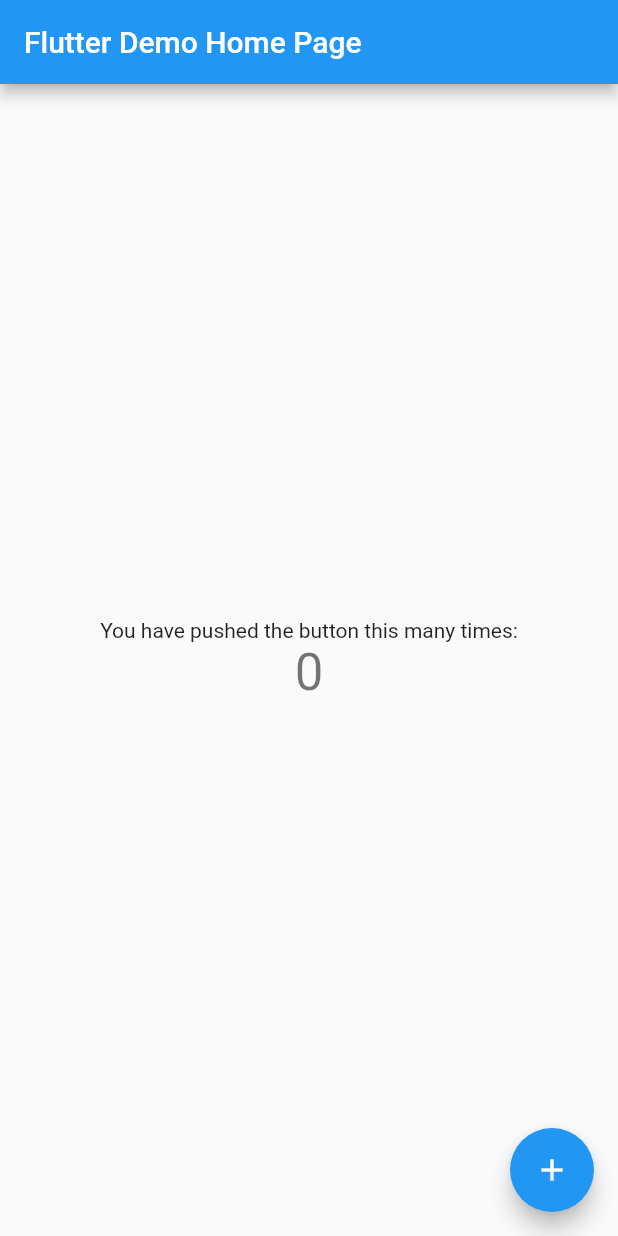
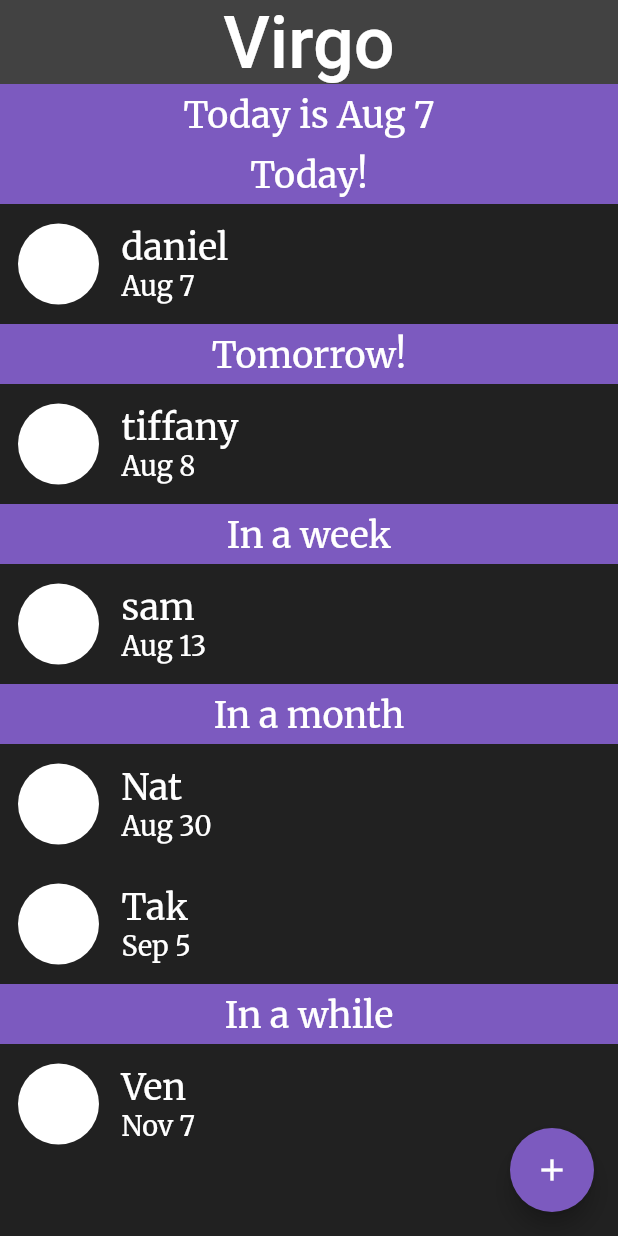
Before and after one commit to T-Takeshige/virgo, a Flutter app: the screen it shows after launch, on a phone screen of 412 x 824 dp. Run offline on Flutter 3.47's test engine with Material 2 defaults, Android fonts, the phone set to English and light mode, and no system bars; our stand-ins replace flutter_sticky_header, google_fonts.

Commit message:
first functioning commit

```diff
--- a/lib/main.dart
+++ b/lib/main.dart
@@ -1,4 +1,10 @@
 import 'package:flutter/material.dart';
+import 'package:flutter_sticky_header/flutter_sticky_header.dart';
+import 'package:google_fonts/google_fonts.dart';
+import 'package:virgo/my_date.dart';
+import 'package:virgo/person_model.dart';
+import 'package:provider/provider.dart';
+import 'dart:math' as math;
 
 void main() {
   runApp(MyApp());
@@ -8,110 +14,284 @@ class MyApp extends StatelessWidget {
   // This widget is the root of your application.
   @override
   Widget build(BuildContext context) {
-    return MaterialApp(
-      title: 'Flutter Demo',
-      theme: ThemeData(
-        // This is the theme of your application.
-        //
-        // Try running your application with "flutter run". You'll see the
-        // application has a blue toolbar. Then, without quitting the app, try
-        // changing the primarySwatch below to Colors.green and then invoke
-        // "hot reload" (press "r" in the console where you ran "flutter run",
-        // or simply save your changes to "hot reload" in a Flutter IDE).
-        // Notice that the counter didn't reset back to zero; the application
-        // is not restarted.
-        primarySwatch: Colors.blue,
-        // This makes the visual density adapt to the platform that you run
-        // the app on. For desktop platforms, the controls will be smaller and
-        // closer together (more dense) than on mobile platforms.
-        visualDensity: VisualDensity.adaptivePlatformDensity,
+    return ChangeNotifierProvider(
+      create: (_) => Persons()
+        ..add(Person('Tak', MyDate(month: 9, day: 5)))
+        ..add(Person('Ven', MyDate(month: 11, day: 7)))
+        ..add(Person('Nat', MyDate(month: 8, day: 30)))
+        ..add(Person('daniel',
+            MyDate(month: DateTime.now().month, day: DateTime.now().day)))
+        ..add(Person('sam',
+            MyDate(month: DateTime.now().month, day: DateTime.now().day + 6)))
+        ..add(Person('tiffany',
+            MyDate(month: DateTime.now().month, day: DateTime.now().day + 1))),
+      child: MaterialApp(
+        title: 'Flutter Demo',
+        theme: ThemeData(
+          backgroundColor: Colors.grey[900],
+          scaffoldBackgroundColor: Colors.grey[900],
+          appBarTheme: AppBarTheme(
+            brightness: Brightness.dark,
+            color: Colors.grey[800],
+          ),
+          primaryColorBrightness: Brightness.dark,
+          primaryColor: Colors.grey[900],
+          accentColorBrightness: Brightness.dark,
+          accentColor: Color(0xff7c5abf),
+          textTheme: GoogleFonts.merriweatherTextTheme(),
+          visualDensity: VisualDensity.adaptivePlatformDensity,
+        ),
+        home: Home(),
       ),
-      home: MyHomePage(title: 'Flutter Demo Home Page'),
     );
   }
 }
 
-class MyHomePage extends StatefulWidget {
-  MyHomePage({Key key, this.title}) : super(key: key);
-
-  // This widget is the home page of your application. It is stateful, meaning
-  // that it has a State object (defined below) that contains fields that affect
-  // how it looks.
-
-  // This class is the configuration for the state. It holds the values (in this
-  // case the title) provided by the parent (in this case the App widget) and
-  // used by the build method of the State. Fields in a Widget subclass are
-  // always marked "final".
-
-  final String title;
-
+class Home extends StatefulWidget {
   @override
-  _MyHomePageState createState() => _MyHomePageState();
+  _HomeState createState() => _HomeState();
 }
 
-class _MyHomePageState extends State<MyHomePage> {
-  int _counter = 0;
+class _HomeState extends State<Home> {
+  @override
+  Widget build(BuildContext context) {
+    return Scaffold(
+      appBar: AppBar(
+        elevation: 0.0,
+        title: Center(
+          child: Text(
+            'Virgo',
+            style: TextStyle(fontSize: 48.0),
+          ),
+        ),
+      ),
+      body: Consumer<Persons>(
+        builder: (context, persons, child) => persons.persons.isEmpty
+            ? Center(
+                child: Text(
+                  'You have no friends :(',
+                  style: TextStyle(color: Colors.white),
+                ),
+              )
+            : _buildBirthdayList(persons),
+      ),
+      floatingActionButton: FloatingActionButton(
+        child: Icon(Icons.add),
+        onPressed: () {
+          Provider.of<Persons>(context, listen: false)
+              .add(Person('Susan', MyDate(month: 9, day: 15)));
+        },
+      ),
+    );
+  }
 
-  void _incrementCounter() {
-    setState(() {
-      // This call to setState tells the Flutter framework that something has
-      // changed in this State, which causes it to rerun the build method below
-      // so that the display can reflect the updated values. If we changed
-      // _counter without calling setState(), then the build method would not be
-      // called again, and so nothing would appear to happen.
-      _counter++;
-    });
+  SliverPersistentHeader makeHeader(String headerText) {
+    return SliverPersistentHeader(
+      pinned: true,
+      delegate: _SliverAppBarDelegate(
+        minHeight: 40.0,
+        maxHeight: 40.0,
+        child: Container(
+          color: Theme.of(context).accentColor,
+          child: Center(
+              child: Text(
+            headerText,
+            style: TextStyle(color: Colors.white, fontSize: 24),
+          )),
+        ),
+      ),
+    );
+  }
+
+  Widget _buildBirthdayList(Persons persons) {
+    DateTime now = DateTime.now();
+
+    persons.sortFrom(now);
+    List<Widget> widgets = [makeHeader('Today is ${dateTimeToString(now)}')];
+
+    int closeness = 0;
+    int index = 0;
+    List<int> headerPos = [0, 0, 0, 0];
+
+    // if there are birthdays today, create a new SliverStickyHeader for people
+    // with birthdays today
+    if (persons.persons[index].birthday.month == now.month &&
+        persons.persons[index].birthday.day == now.day) {
+      while (persons.persons[index].birthday.month == now.month &&
+          persons.persons[index].birthday.day == now.day) {
+        if (++index == persons.persons.length) break;
+      }
+      headerPos[0] = index;
+      widgets.add(SliverStickyHeader(
+        header: _buildImportanceHeader('Today!'),
+        sliver: SliverList(
+          delegate: SliverChildBuilderDelegate(
+            (context, i) => _buildBirthdayListTile(persons.persons[i]),
+            childCount: headerPos[0],
+          ),
+        ),
+      ));
+    }
+
+    // if there are birthdays tomorrow, create a new SliverStickyHead for people
+    // with birthdays tomorrow
+    DateTime dateTime = persons.persons[index].birthday.toDateTime();
+    if (dateTime.difference(now).inDays <= 1) {
+      while (dateTime.difference(now).inDays <= 1) {
+        if (++index == persons.persons.length) break;
+        dateTime = persons.persons[index].birthday.toDateTime();
+      }
+      headerPos[1] = index;
+      widgets.add(SliverStickyHeader(
+        header: _buildImportanceHeader('Tomorrow!'),
+        sliver: SliverList(
+          delegate: SliverChildBuilderDelegate(
+            (context, i) =>
+                _buildBirthdayListTile(persons.persons[headerPos[0] + i]),
+            childCount: headerPos[1] - headerPos[0],
+          ),
+        ),
+      ));
+    } else {
+      headerPos[1] = headerPos[0];
+    }
+
+    // if there are birthdays within a week, create a new SliverStickyHead for
+    // people with birthdays within a week
+    dateTime = persons.persons[index].birthday.toDateTime();
+    if (dateTime.difference(now).inDays <= 7) {
+      while (dateTime.difference(now).inDays <= 7) {
+        if (++index == persons.persons.length) break;
+        dateTime = persons.persons[index].birthday.toDateTime();
+      }
+      headerPos[2] = index;
+      widgets.add(SliverStickyHeader(
+        header: _buildImportanceHeader('In a week'),
+        sliver: SliverList(
+          delegate: SliverChildBuilderDelegate(
+            (context, i) =>
+                _buildBirthdayListTile(persons.persons[headerPos[1] + i]),
+            childCount: headerPos[2] - headerPos[1],
+          ),
+        ),
+      ));
+    } else {
+      headerPos[2] = headerPos[1];
+    }
+
+    // if there are birthdays next month, create a new SliverStickyHead for
+    // people with birthdays wnext month
+    dateTime = persons.persons[index].birthday.toDateTime();
+    if (dateTime.month == now.month + 1 || dateTime.month == now.month) {
+      while (dateTime.month == now.month + 1 || dateTime.month == now.month) {
+        if (++index == persons.persons.length) break;
+        dateTime = persons.persons[index].birthday.toDateTime();
+      }
+      headerPos[3] = index;
+      widgets.add(SliverStickyHeader(
+        header: _buildImportanceHeader('In a month'),
+        sliver: SliverList(
+          delegate: SliverChildBuilderDelegate(
+            (context, i) =>
+                _buildBirthdayListTile(persons.persons[headerPos[2] + i]),
+            childCount: headerPos[3] - headerPos[2],
+          ),
+        ),
+      ));
+    } else {
+      headerPos[3] = headerPos[2];
+    }
+
+    // if there are any other people remaining, create a new SliverStickyHead
+    // for them
+    if (headerPos[3] < persons.persons.length) {
+      widgets.add(SliverStickyHeader(
+        header: _buildImportanceHeader('In a while'),
+        sliver: SliverList(
+          delegate: SliverChildBuilderDelegate(
+            (context, i) =>
+                _buildBirthdayListTile(persons.persons[headerPos[3] + i]),
+            childCount: persons.persons.length - headerPos[3],
+          ),
+        ),
+      ));
+    }
+
+    return CustomScrollView(
+      slivers: widgets,
+    );
+  } // _buildBirthdayList
+
+  Widget _buildBirthdayListTile(Person person) {
+    return Container(
+      height: 80,
+      child: Row(
+        crossAxisAlignment: CrossAxisAlignment.center,
+        children: <Widget>[
+          SizedBox(width: 12),
+          CircleAvatar(
+            radius: 27,
+            backgroundColor: Colors.white,
+          ),
+          SizedBox(width: 15),
+          Column(
+            mainAxisAlignment: MainAxisAlignment.center,
+            crossAxisAlignment: CrossAxisAlignment.start,
+            children: <Widget>[
+              Text(
+                '${person.name}',
+                textAlign: TextAlign.left,
+                style: TextStyle(color: Colors.white, fontSize: 24),
+              ),
+              Text(
+                '${person.birthday.toString()}',
+                textAlign: TextAlign.left,
+                style: TextStyle(color: Colors.white, fontSize: 18),
+              ),
+            ],
+          ),
+        ],
+      ),
+    );
+  }
+
+  Widget _buildImportanceHeader(String importance) {
+    return Container(
+      height: 40.0,
+      color: Theme.of(context).accentColor,
+      padding: EdgeInsets.symmetric(horizontal: 16.0),
+      alignment: Alignment.center,
+      child: Text(
+        importance,
+        style: const TextStyle(color: Colors.white, fontSize: 24),
+      ),
+    );
+  }
+}
+
+class _SliverAppBarDelegate extends SliverPersistentHeaderDelegate {
+  _SliverAppBarDelegate({
+    @required this.minHeight,
+    @required this.maxHeight,
+    @required this.child,
+  });
+  final double minHeight;
+  final double maxHeight;
+  final Widget child;
+  @override
+  double get minExtent => minHeight;
+  @override
+  double get maxExtent => math.max(maxHeight, minHeight);
+  @override
+  Widget build(
+      BuildContext context, double shrinkOffset, bool overlapsContent) {
+    return new SizedBox.expand(child: child);
   }
 
   @override
-  Widget build(BuildContext context) {
-    // This method is rerun every time setState is called, for instance as done
-    // by the _incrementCounter method above.
-    //
-    // The Flutter framework has been optimized to make rerunning build methods
-    // fast, so that you can just rebuild anything that needs updating rather
-    // than having to individually change instances of widgets.
-    return Scaffold(
-      appBar: AppBar(
-        // Here we take the value from the MyHomePage object that was created by
-        // the App.build method, and use it to set our appbar title.
-        title: Text(widget.title),
-      ),
-      body: Center(
-        // Center is a layout widget. It takes a single child and positions it
-        // in the middle of the parent.
-        child: Column(
-          // Column is also a layout widget. It takes a list of children and
-          // arranges them vertically. By default, it sizes itself to fit its
-          // children horizontally, and tries to be as tall as its parent.
-          //
-          // Invoke "debug painting" (press "p" in the console, choose the
-          // "Toggle Debug Paint" action from the Flutter Inspector in Android
-          // Studio, or the "Toggle Debug Paint" command in Visual Studio Code)
-          // to see the wireframe for each widget.
-          //
-          // Column has various properties to control how it sizes itself and
-          // how it positions its children. Here we use mainAxisAlignment to
-          // center the children vertically; the main axis here is the vertical
-          // axis because Columns are vertical (the cross axis would be
-          // horizontal).
-          mainAxisAlignment: MainAxisAlignment.center,
-          children: <Widget>[
-            Text(
-              'You have pushed the button this many times:',
-            ),
-            Text(
-              '$_counter',
-              style: Theme.of(context).textTheme.headline4,
-            ),
-          ],
-        ),
-      ),
-      floatingActionButton: FloatingActionButton(
-        onPressed: _incrementCounter,
-        tooltip: 'Increment',
-        child: Icon(Icons.add),
-      ), // This trailing comma makes auto-formatting nicer for build methods.
-    );
+  bool shouldRebuild(_SliverAppBarDelegate oldDelegate) {
+    return maxHeight != oldDelegate.maxHeight ||
+        minHeight != oldDelegate.minHeight ||
+        child != oldDelegate.child;
   }
 }
--- /dev/null
+++ b/lib/my_date.dart
@@ -0,0 +1,32 @@
+class MyDate {
+  int month = DateTime.now().month;
+  int day = DateTime.now().day;
+  MyDate({this.month, this.day});
+
+  String toString() => '${monthToString[this.month]} ${this.day.toString()}';
+
+  DateTime toDateTime() {
+    DateTime dateTime = DateTime(DateTime.now().year, this.month, this.day);
+    if (dateTime.isBefore(DateTime.now()))
+      dateTime = DateTime(DateTime.now().year + 1, this.month, this.day);
+    return dateTime;
+  }
+}
+
+String dateTimeToString(DateTime dateTime) =>
+    '${monthToString[dateTime.month]} ${dateTime.day.toString()}';
+
+Map<int, String> monthToString = {
+  1: 'Jan',
+  2: 'Feb',
+  3: 'Mar',
+  4: 'Apr',
+  5: 'May',
+  6: 'Jun',
+  7: 'Jul',
+  8: 'Aug',
+  9: 'Sep',
+  10: 'Oct',
+  11: 'Nov',
+  12: 'Dec',
+};
--- /dev/null
+++ b/lib/person_model.dart
@@ -0,0 +1,91 @@
+import 'dart:collection';
+
+import 'package:flutter/cupertino.dart';
+import 'package:virgo/my_date.dart';
+
+class Person {
+  String _name;
+  MyDate _birthday;
+  String notes;
+  List<bool> notifyMe;
+
+  Person(name, birthday) {
+    this._name = name;
+    this._birthday = birthday;
+    this.notes = '';
+    this.notifyMe = [false, false, false];
+  }
+
+  String get name {
+    return _name;
+  }
+
+  set name(String name) {
+    this._name = name;
+  }
+
+  MyDate get birthday {
+    return _birthday;
+  }
+
+  set birthday(MyDate birthday) {
+    this._birthday = birthday;
+  }
+}
+
+class Persons extends ChangeNotifier {
+  final List<Person> _persons = [];
+  UnmodifiableListView<Person> get persons => UnmodifiableListView(_persons);
+
+  add(Person person) {
+    _persons.add(person);
+    notifyListeners();
+  }
+
+  remove(Person person) {
+    bool success = _persons.remove(person);
+    if (success)
+      notifyListeners();
+    else
+      print('Error: cannot find person to delete');
+  }
+
+  update(Person oldPerson, Person newPerson) {
+    int index = _persons.indexOf(oldPerson);
+    if (index != -1) {
+      _persons[index] = newPerson;
+      notifyListeners();
+    } else
+      print('Error: cannot find person to update');
+  }
+
+  sortFrom(DateTime today) {
+    _persons.sort((a, b) {
+      if (a.birthday.month == b.birthday.month &&
+          a.birthday.day == b.birthday.day)
+        return 0;
+      else {
+        DateTime a_datetime =
+            DateTime(today.year, a.birthday.month, a.birthday.day);
+        if (a_datetime.month == today.month && a_datetime.day == today.day)
+          return 0;
+        if (a_datetime.isBefore(today))
+          a_datetime =
+              DateTime(today.year + 1, a.birthday.month, a.birthday.day);
+
+        DateTime b_datetime =
+            DateTime(today.year, b.birthday.month, b.birthday.day);
+        if (b_datetime.month == today.month && b_datetime.day == today.day)
+          return 1;
+        if (b_datetime.isBefore(today))
+          b_datetime =
+              DateTime(today.year + 1, b.birthday.month, b.birthday.day);
+
+        if (a_datetime.isAfter(b_datetime))
+          return 1;
+        else
+          return 0;
+      }
+    });
+  }
+}
--- a/pubspec.yaml
+++ b/pubspec.yaml
@@ -23,6 +23,9 @@ environment:
 dependencies:
   flutter:
     sdk: flutter
+  google_fonts: ^1.1.0
+  provider: ^4.3.1
+  flutter_sticky_header: ^0.4.5
 
 
   # The following adds the Cupertino Icons font to your application.
```
